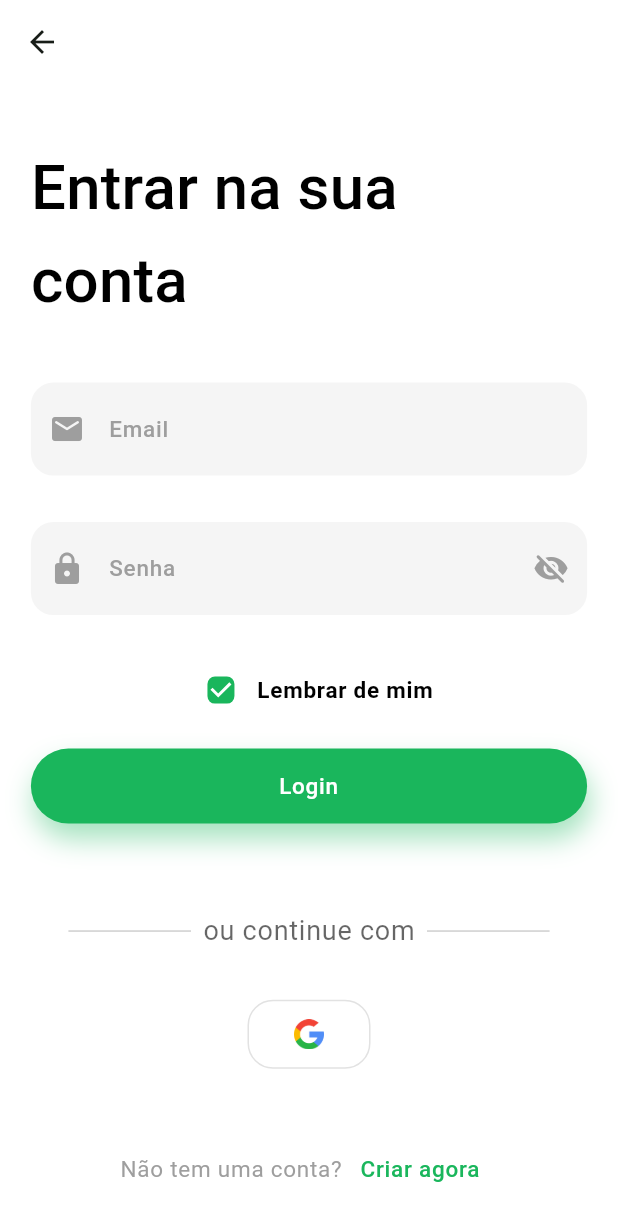
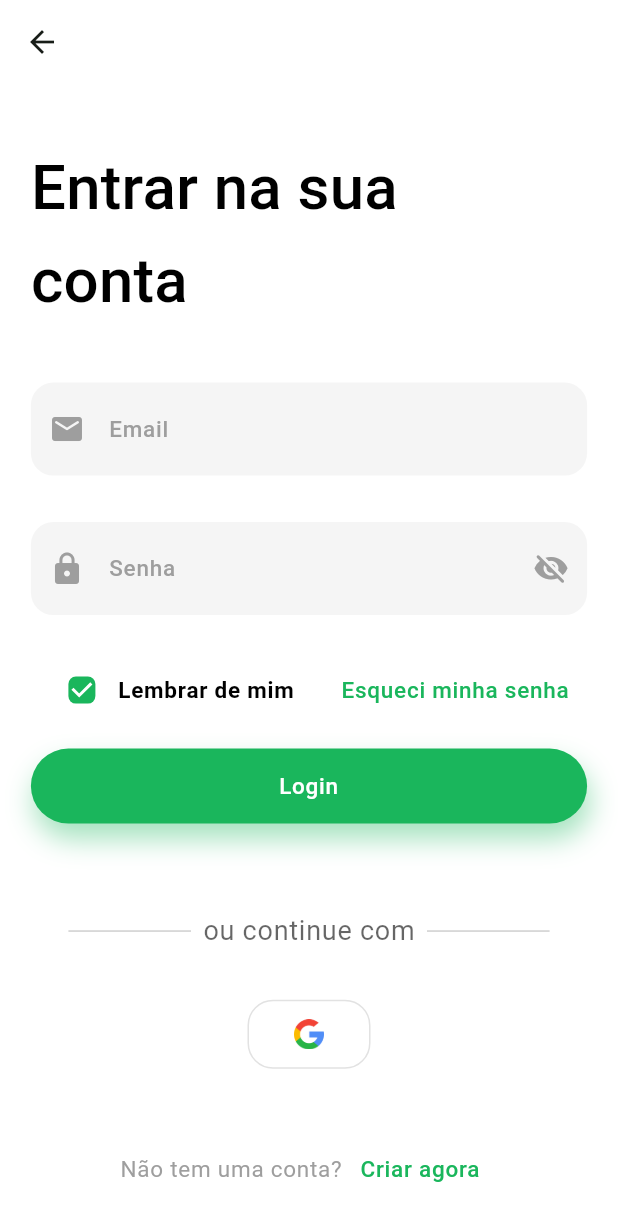
Before and after one commit to JoseVinicius-P/AluExpress-Flutter, a Flutter app: the LoginPage screen opened by its route, on a phone screen of 412 x 824 dp. Shown: the top 1221 px of the screen. Run offline on Flutter 3.47's test engine with Material 2 defaults, Android fonts, the phone set to English and light mode, and no system bars; drawn by our look-alikes of auto_size_text; our stand-ins replace carousel_slider, flutter_modular, flutter_triple, mask_text_input_formatter, responsive_builder.

Commit message:
style: Adicionando botão "Esqueci minha senha"

```diff
--- a/lib/app/modules/authentication/pages/login_page.dart
+++ b/lib/app/modules/authentication/pages/login_page.dart
@@ -1,3 +1,4 @@
+import 'package:auto_size_text/auto_size_text.dart';
 import 'package:flutter/material.dart';
 import 'package:flutter_modular/flutter_modular.dart';
 import 'package:luguel/app/modules/authentication/widgets/checkbox_remember_me_widget.dart';
@@ -19,6 +20,7 @@ class LoginPageState extends State<LoginPage> {
 
   @override
   Widget build(BuildContext context) {
+    var theme = Theme.of(context);
     var questionAndButton = QuestionAndButtonWidget(
       question: "Não tem uma conta?",
       buttonText: "Criar agora",
@@ -41,6 +43,15 @@ class LoginPageState extends State<LoginPage> {
     );
     var googleButton = GoogleButtonWidget(onTap: (){}, withText: false,);
     const String title = 'Entrar na sua \nconta';
+    var forgotMyPasswordButton = TextButton(
+      onPressed: (){},
+      child: AutoSizeText(
+        "Esqueci minha senha",
+        style: theme.textTheme.labelSmall!.copyWith(color: MyColors.primaryColor),
+        maxLines: 1,
+        softWrap: true,
+      ),
+    );
 
     return Scaffold(
       resizeToAvoidBottomInset: false,
@@ -69,7 +80,13 @@ class LoginPageState extends State<LoginPage> {
                         ),
                         const Spacer(),
                         form,
-                        checkboxRememberMe,
+                        Row(
+                          mainAxisAlignment: MainAxisAlignment.spaceBetween,
+                          children: [
+                            Flexible(child: checkboxRememberMe),
+                            Flexible(child: forgotMyPasswordButton)
+                          ],
+                        ),
                         const Flexible(child: SizedBox(height: 15,)),
                         loginButton,
                         const Spacer(),
@@ -113,7 +130,13 @@ class LoginPageState extends State<LoginPage> {
                       children: [
                         const Spacer(),
                         form,
-                        checkboxRememberMe,
+                        Row(
+                          mainAxisAlignment: MainAxisAlignment.spaceBetween,
+                          children: [
+                            Flexible(child: checkboxRememberMe),
+                            Flexible(child: forgotMyPasswordButton)
+                          ],
+                        ),
                         const Flexible(child: SizedBox(height: 15,)),
                         Row(
                           mainAxisSize: MainAxisSize.min,
```
